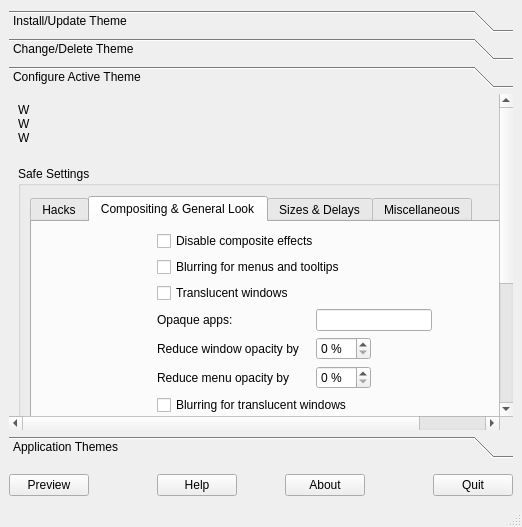
Old version of the form Kvantum/kvantummanager/kvantummanager.ui in the repository tsujan/Kvantum.
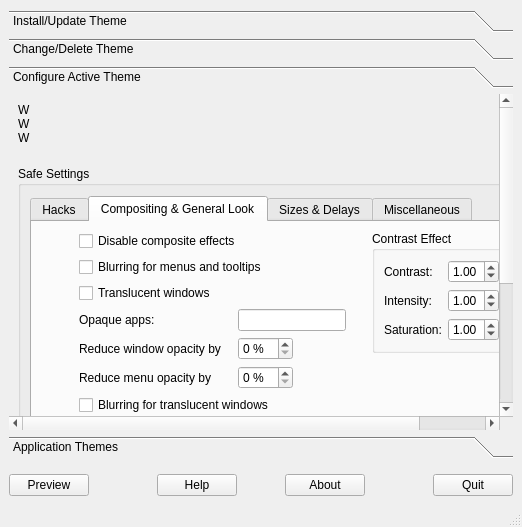
New version of the form. The open tabs and pages were chosen to show the change. Icons and pictures are not drawn. Custom widgets are drawn as their Qt base class.

Commit message: Support for KDE contrast effect (by Kvantum Manager)

The edit to the form file:
```diff
--- a/Kvantum/kvantummanager/kvantummanager.ui
+++ b/Kvantum/kvantummanager/kvantummanager.ui
@@ -793,6 +793,113 @@
                  </property>
                 </widget>
                </item>
+               <item row="0" column="5" rowspan="12">
+                <layout class="QVBoxLayout" name="verticalLayout_2">
+                 <item>
+                  <widget class="QGroupBox" name="contrastBox">
+                   <property name="toolTip">
+                    <string>This needs the KDE contrast effect with Qt ≥ 5.11
+and is applied only to translucent windows that
+support the blur effect (but the KDE blur effect
+can be disabled).
+
+A value of 1.00 means no change.</string>
+                   </property>
+                   <property name="title">
+                    <string>Contrast Effect</string>
+                   </property>
+                   <layout class="QGridLayout" name="gridLayout_13">
+                    <item row="2" column="0">
+                     <widget class="QLabel" name="label_9">
+                      <property name="text">
+                       <string>Saturation:</string>
+                      </property>
+                     </widget>
+                    </item>
+                    <item row="1" column="0">
+                     <widget class="QLabel" name="label_8">
+                      <property name="text">
+                       <string>Intensity:</string>
+                      </property>
+                     </widget>
+                    </item>
+                    <item row="0" column="0">
+                     <widget class="QLabel" name="label_4">
+                      <property name="text">
+                       <string>Contrast:</string>
+                      </property>
+                     </widget>
+                    </item>
+                    <item row="0" column="1">
+                     <widget class="QDoubleSpinBox" name="spinContrast">
+                      <property name="maximum">
+                       <double>2.000000000000000</double>
+                      </property>
+                      <property name="singleStep">
+                       <double>0.100000000000000</double>
+                      </property>
+                      <property name="value">
+                       <double>1.000000000000000</double>
+                      </property>
+                     </widget>
+                    </item>
+                    <item row="1" column="1">
+                     <widget class="QDoubleSpinBox" name="spinIntensity">
+                      <property name="maximum">
+                       <double>2.000000000000000</double>
+                      </property>
+                      <property name="singleStep">
+                       <double>0.100000000000000</double>
+                      </property>
+                      <property name="value">
+                       <double>1.000000000000000</double>
+                      </property>
+                     </widget>
+                    </item>
+                    <item row="2" column="1">
+                     <widget class="QDoubleSpinBox" name="spinSaturation">
+                      <property name="maximum">
+                       <double>2.000000000000000</double>
+                      </property>
+                      <property name="singleStep">
+                       <double>0.100000000000000</double>
+                      </property>
+                      <property name="value">
+                       <double>1.000000000000000</double>
+                      </property>
+                     </widget>
+                    </item>
+                   </layout>
+                  </widget>
+                 </item>
+                 <item>
+                  <spacer name="verticalSpacer_14">
+                   <property name="orientation">
+                    <enum>Qt::Vertical</enum>
+                   </property>
+                   <property name="sizeHint" stdset="0">
+                    <size>
+                     <width>20</width>
+                     <height>40</height>
+                    </size>
+                   </property>
+                  </spacer>
+                 </item>
+                </layout>
+               </item>
+               <item row="0" column="6">
+                <spacer name="horizontalSpacer_4">
+                 <property name="orientation">
+                  <enum>Qt::Horizontal</enum>
+                 </property>
+                 <property name="sizeHint" stdset="0">
+                  <size>
+                   <width>5</width>
+                   <height>5</height>
+                  </size>
+                 </property>
+                </spacer>
+               </item>
                <item row="1" column="1" colspan="3">
                 <widget class="QCheckBox" name="checkBoxBlurPopup">
                  <property name="toolTip">
@@ -858,6 +965,22 @@
                  </property>
                 </widget>
                </item>
+               <item row="3" column="4">
+                <spacer name="horizontalSpacer">
+                 <property name="orientation">
+                  <enum>Qt::Horizontal</enum>
+                 </property>
+                 <property name="sizeType">
+                  <enum>QSizePolicy::Minimum</enum>
+                 </property>
+                 <property name="sizeHint" stdset="0">
+                  <size>
+                   <width>20</width>
+                   <height>5</height>
+                  </size>
+                 </property>
+                </spacer>
+               </item>
                <item row="4" column="1" alignment="Qt::AlignLeft">
                 <widget class="QLabel" name="reduceOpacityLabel">
                  <property name="toolTip">
@@ -963,19 +1086,6 @@
                  </property>
                 </spacer>
                </item>
-               <item row="6" column="4">
-                <spacer name="horizontalSpacer_4">
-                 <property name="orientation">
-                  <enum>Qt::Horizontal</enum>
-                 </property>
-                 <property name="sizeHint" stdset="0">
-                  <size>
-                   <width>5</width>
-                   <height>5</height>
-                  </size>
-                 </property>
-                </spacer>
-               </item>
                <item row="7" column="1" colspan="3">
                 <widget class="QCheckBox" name="checkBoxAnimation">
                  <property name="toolTip">
```
The commit also changes 34 other files.
